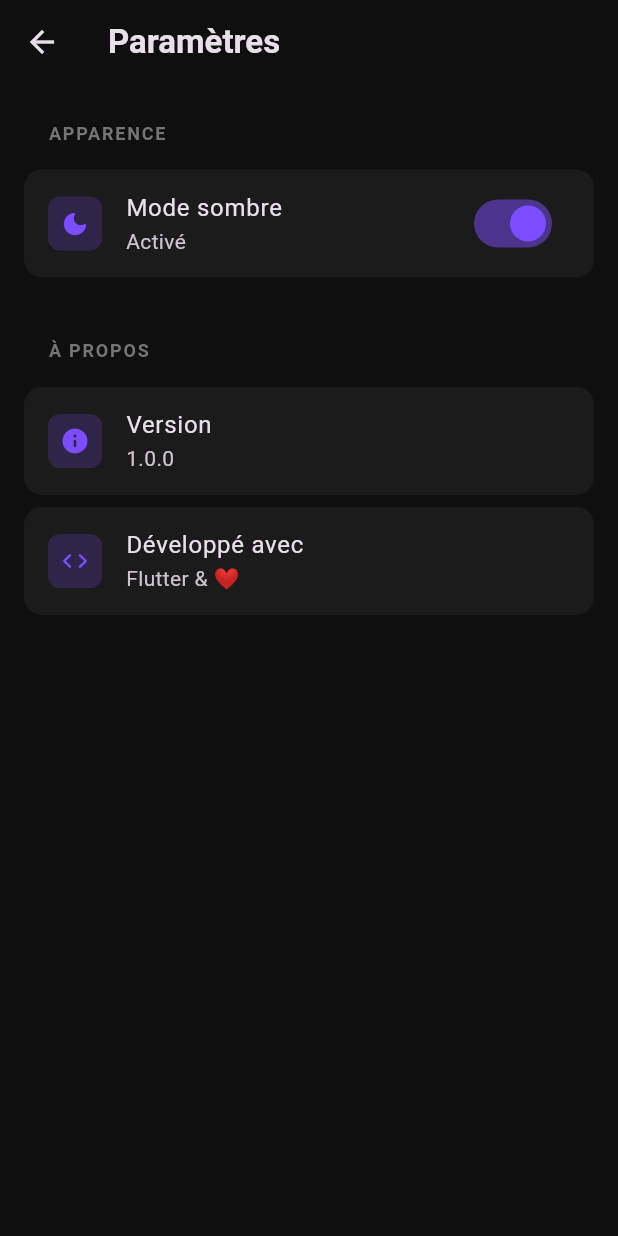
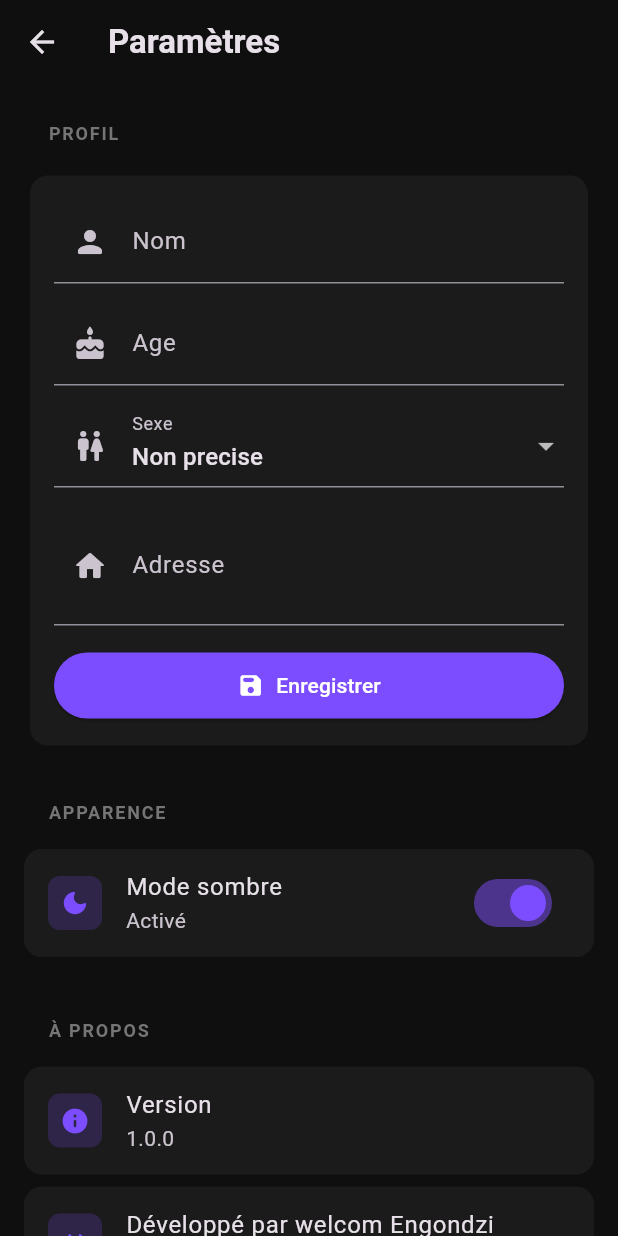
Before and after one commit to welcom-fresnel/sessame, a Flutter app: the screen it shows after launch, after a tap on the "settings" icon, on a phone screen of 412 x 824 dp. Run offline on Flutter 3.47's test engine with Material 3 defaults, Android fonts, the phone set to English and light mode, and no system bars; our stand-ins replace animate_do, fl_chart, flutter_dotenv, flutter_local_notifications, image_picker, shared_preferences and 4 more; missing offline and left inert: wolt_modal_sheet; accounts and stored records are empty; network calls fail.

```diff
--- a/lib/main.dart
+++ b/lib/main.dart
@@ -1,7 +1,6 @@
 import 'package:flutter/material.dart';
 import 'package:provider/provider.dart';
 import 'package:flutter_localizations/flutter_localizations.dart';
-import 'package:flutter_dotenv/flutter_dotenv.dart';
 import 'services/database_factory_initializer.dart';
 import 'providers/project_provider.dart';
 import 'providers/conversation_provider.dart';
@@ -11,13 +10,6 @@ import 'screens/splash_screen.dart'; // Importation du SplashScreen
 void main() async {
   WidgetsFlutterBinding.ensureInitialized();
   await initializeDatabaseFactory();
-  try {
-    // Charger depuis les assets (.env est listé dans pubspec.yaml)
-    await dotenv.load(fileName: '.env');
-  } catch (e) {
-    print('⚠️ Could not load .env file: $e');
-    // Continue anyway, API_KEY can come from --dart-define
-  }
   runApp(const MyApp());
 }
 
--- a/lib/screens/settings_screen.dart
+++ b/lib/screens/settings_screen.dart
@@ -1,9 +1,60 @@
 import 'package:flutter/material.dart';
 import 'package:provider/provider.dart';
+import 'package:shared_preferences/shared_preferences.dart';
 import '../providers/theme_provider.dart';
 
-class SettingsScreen extends StatelessWidget {
+class SettingsScreen extends StatefulWidget {
   const SettingsScreen({super.key});
+
+  @override
+  State<SettingsScreen> createState() => _SettingsScreenState();
+}
+
+class _SettingsScreenState extends State<SettingsScreen> {
+  final _nameController = TextEditingController();
+  final _ageController = TextEditingController();
+  final _addressController = TextEditingController();
+
+  String _gender = 'Non precise';
+  bool _isLoadingProfile = true;
+
+  @override
+  void initState() {
+    super.initState();
+    _loadProfile();
+  }
+
+  @override
+  void dispose() {
+    _nameController.dispose();
+    _ageController.dispose();
+    _addressController.dispose();
+    super.dispose();
+  }
+
+  Future<void> _loadProfile() async {
+    final prefs = await SharedPreferences.getInstance();
+    setState(() {
+      _nameController.text = prefs.getString('profile_name') ?? '';
+      _ageController.text = prefs.getString('profile_age') ?? '';
+      _addressController.text = prefs.getString('profile_address') ?? '';
+      _gender = prefs.getString('profile_gender') ?? 'Non precise';
+      _isLoadingProfile = false;
+    });
+  }
+
+  Future<void> _saveProfile() async {
+    final prefs = await SharedPreferences.getInstance();
+    await prefs.setString('profile_name', _nameController.text.trim());
+    await prefs.setString('profile_age', _ageController.text.trim());
+    await prefs.setString('profile_address', _addressController.text.trim());
+    await prefs.setString('profile_gender', _gender);
+
+    if (!mounted) return;
+    ScaffoldMessenger.of(context).showSnackBar(
+      const SnackBar(content: Text('Profil enregistre')),
+    );
+  }
 
   @override
   Widget build(BuildContext context) {
@@ -22,6 +73,12 @@ class SettingsScreen extends StatelessWidget {
       body: ListView(
         padding: const EdgeInsets.all(16),
         children: [
+          // Section Profil
+          _buildSectionHeader('Profil'),
+          const SizedBox(height: 8),
+          _buildProfileCard(context),
+          const SizedBox(height: 24),
+
           // Section Apparence
           _buildSectionHeader('Apparence'),
           const SizedBox(height: 8),
@@ -53,11 +110,89 @@ class SettingsScreen extends StatelessWidget {
           _buildSettingTile(
             context,
             icon: Icons.code_rounded,
-            title: 'Développé avec',
-            subtitle: 'Flutter & ❤️',
+            title: 'Développé par welcom Engondzi',
+            subtitle: '🫰🫰🫰',
             onTap: null,
           ),
         ],
+      ),
+    );
+  }
+
+  Widget _buildProfileCard(BuildContext context) {
+    final isDark = Theme.of(context).brightness == Brightness.dark;
+
+    return Card(
+      elevation: 0,
+      color: isDark ? Colors.white.withValues(alpha: 0.05) : Colors.grey[100],
+      child: Padding(
+        padding: const EdgeInsets.all(16),
+        child: _isLoadingProfile
+            ? const Center(child: CircularProgressIndicator())
+            : Column(
+                crossAxisAlignment: CrossAxisAlignment.start,
+                children: [
+                  TextField(
+                    controller: _nameController,
+                    decoration: const InputDecoration(
+                      labelText: 'Nom',
+                      prefixIcon: Icon(Icons.person_rounded),
+                    ),
+                  ),
+                  const SizedBox(height: 12),
+                  TextField(
+                    controller: _ageController,
+                    keyboardType: TextInputType.number,
+                    decoration: const InputDecoration(
+                      labelText: 'Age',
+                      prefixIcon: Icon(Icons.cake_rounded),
+                    ),
+                  ),
+                  const SizedBox(height: 12),
+                  DropdownButtonFormField<String>(
+                    value: _gender,
+                    items: const [
+                      DropdownMenuItem(value: 'Non precise', child: Text('Non precise')),
+                      DropdownMenuItem(value: 'Homme', child: Text('Homme')),
+                      DropdownMenuItem(value: 'Femme', child: Text('Femme')),
+                      DropdownMenuItem(value: 'Autre', child: Text('Autre')),
+                    ],
+                    onChanged: (value) {
+                      if (value == null) return;
+                      setState(() {
+                        _gender = value;
+                      });
+                    },
+                    decoration: const InputDecoration(
+                      labelText: 'Sexe',
+                      prefixIcon: Icon(Icons.wc_rounded),
+                    ),
+                  ),
+                  const SizedBox(height: 12),
+                  TextField(
+                    controller: _addressController,
+                    decoration: const InputDecoration(
+                      labelText: 'Adresse',
+                      prefixIcon: Icon(Icons.home_rounded),
+                    ),
+                    maxLines: 2,
+                  ),
+                  const SizedBox(height: 16),
+                  SizedBox(
+                    width: double.infinity,
+                    child: ElevatedButton.icon(
+                      onPressed: _saveProfile,
+                      icon: const Icon(Icons.save_rounded),
+                      label: const Text('Enregistrer'),
+                      style: ElevatedButton.styleFrom(
+                        padding: const EdgeInsets.symmetric(vertical: 12),
+                        backgroundColor: Colors.deepPurpleAccent,
+                        foregroundColor: Colors.white,
+                      ),
+                    ),
+                  ),
+                ],
+              ),
       ),
     );
   }
--- a/pubspec.yaml
+++ b/pubspec.yaml
@@ -75,7 +75,7 @@ dependencies:
 
   # Image picker pour les photos
   image_picker: ^1.0.7
-  flutter_dotenv: ^6.0.0
+
 
 
 
@@ -115,7 +115,7 @@ flutter:
   # To add assets to your application, add an assets section, like this:
   assets:
     - assets/images/
-    - .env
+
   #   - images/a_dot_ham.jpeg
 
   # An image asset can refer to one or more resolution-specific "variants", see
```
Also changed, not shown: lib/services/ai_service.dart (+59 -21 lines), lib/services/get_open_router.dart (+8 -80 lines), pubspec.lock, 5 other files.
